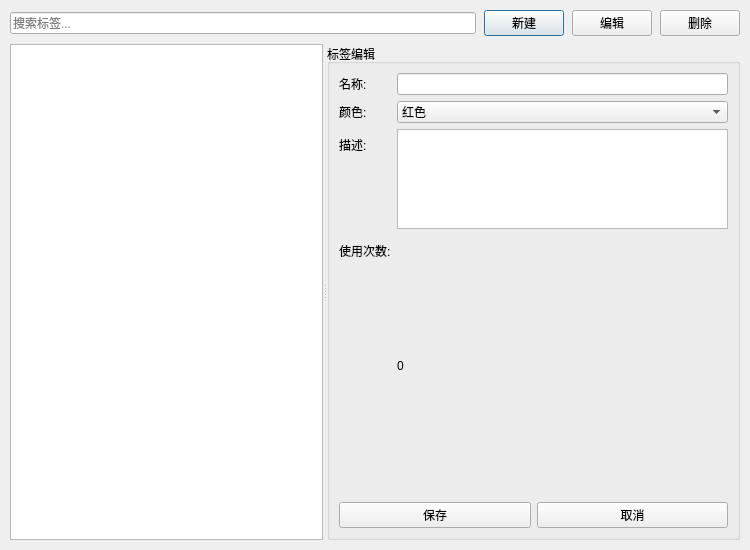
The window that src/ui/dialogs/TagManagerDialog.ui (gong1-1989/ExperimentReportTool) describes before a commit, drawn with Qt 5.
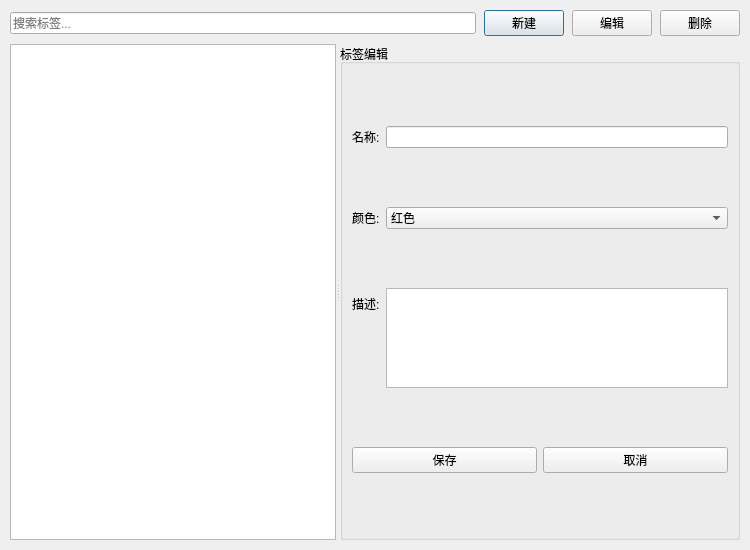
The same window after the commit.

The edit to the form file:
```diff
--- a/src/ui/dialogs/TagManagerDialog.ui
+++ b/src/ui/dialogs/TagManagerDialog.ui
@@ -40,9 +40,7 @@
        </item>
        <item row="2" column="0"><widget class="QLabel" name="labelDesc"><property name="text"><string>描述:</string></property></widget></item>
        <item row="2" column="1"><widget class="QTextEdit" name="m_descEdit"><property name="maximumSize"><size><width>16777215</width><height>100</height></size></property></widget></item>
-       <item row="3" column="0"><widget class="QLabel" name="labelUsage"><property name="text"><string>使用次数:</string></property></widget></item>
-       <item row="3" column="1"><widget class="QLabel" name="m_usageLabel"><property name="text"><string>0</string></property></widget></item>
-       <item row="4" column="0" colspan="2">
+       <item row="3" column="0" colspan="2">
         <layout class="QHBoxLayout" name="editButtonLayout">
          <item><widget class="QPushButton" name="m_saveBtn"><property name="text"><string>保存</string></property></widget></item>
          <item><widget class="QPushButton" name="m_cancelBtn"><property name="text"><string>取消</string></property></widget></item>
```
